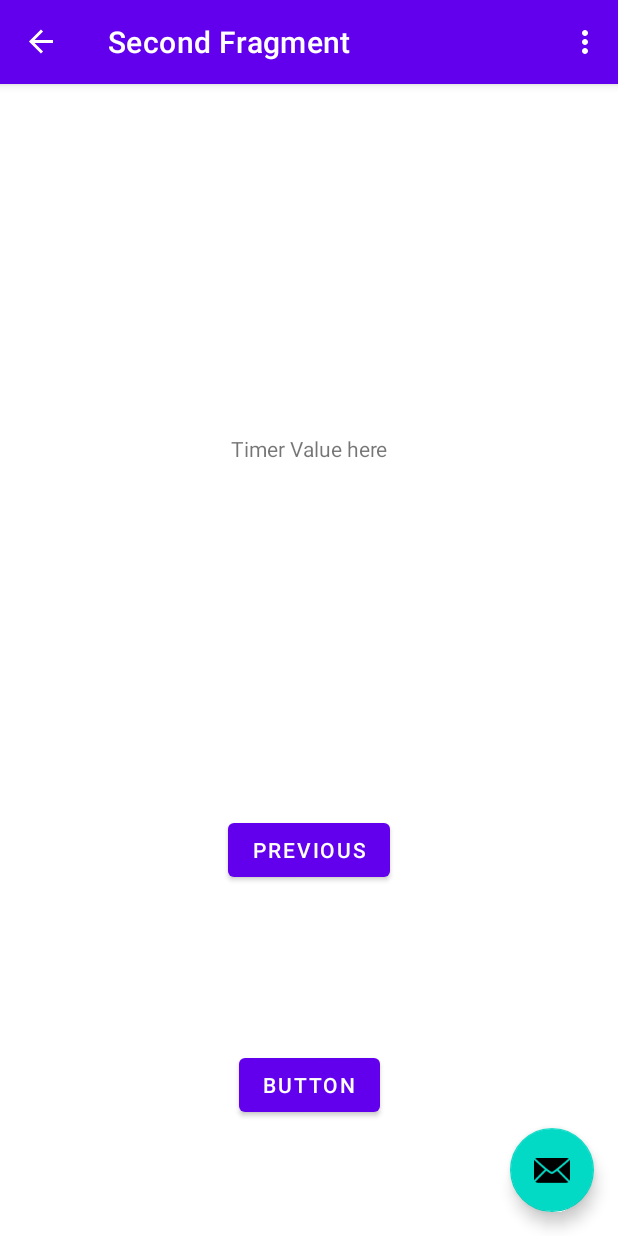
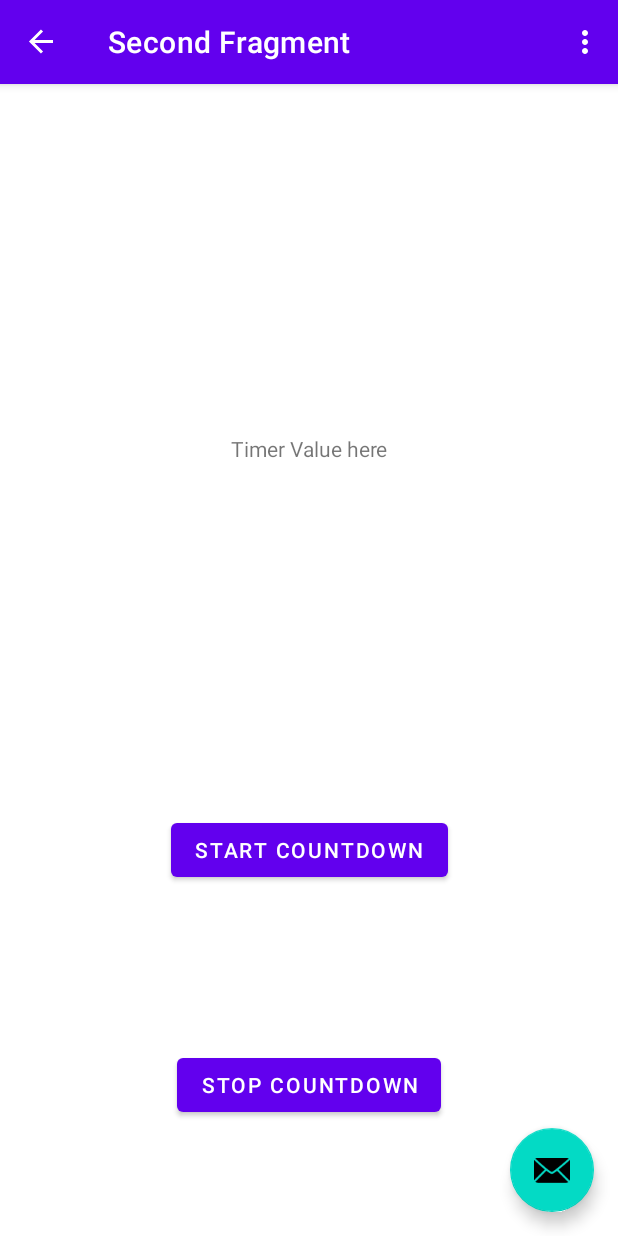
Before and after one commit to sagepawan/LivedataTests, an Android app: the SecondFragment screen opened through its navigation route, on a phone screen of 412 x 824 dp. Run offline under Robolectric (Android 15) with nearby library versions, the phone set to English and light mode, and no system bars; our stand-ins replace navigation-ui.

```diff
--- a/app/src/main/java/com/pawan/sage/viewmodeltest/FirstFragment.kt
+++ b/app/src/main/java/com/pawan/sage/viewmodeltest/FirstFragment.kt
@@ -21,7 +21,7 @@ class FirstFragment : Fragment() {
     // onDestroyView.
     private val binding get() = _binding!!
 
-    lateinit var viewModel:FirstFragmentViewModel
+    private lateinit var viewModel:FirstFragmentViewModel
 
     lateinit var count: String
 
--- a/app/src/main/java/com/pawan/sage/viewmodeltest/SecondFragment.kt
+++ b/app/src/main/java/com/pawan/sage/viewmodeltest/SecondFragment.kt
@@ -5,9 +5,13 @@ import androidx.fragment.app.Fragment
 import android.view.LayoutInflater
 import android.view.View
 import android.view.ViewGroup
+import android.widget.Toast
+import androidx.lifecycle.Observer
 import androidx.lifecycle.ViewModel
+import androidx.lifecycle.ViewModelProvider
 import androidx.navigation.fragment.findNavController
 import com.pawan.sage.viewmodeltest.databinding.FragmentSecondBinding
+import com.pawan.sage.viewmodeltest.viewmodel.SecondFragmentViewModel
 
 /**
  * A simple [Fragment] subclass as the second destination in the navigation.
@@ -20,7 +24,7 @@ class SecondFragment : Fragment() {
     // onDestroyView.
     private val binding get() = _binding!!
 
-    private lateinit var secondFragViewModel: ViewModel
+    private lateinit var secondFragViewModel: SecondFragmentViewModel
 
     override fun onCreateView(
         inflater: LayoutInflater, container: ViewGroup?,
@@ -28,6 +32,19 @@ class SecondFragment : Fragment() {
     ): View? {
 
         _binding = FragmentSecondBinding.inflate(inflater, container, false)
+
+        secondFragViewModel = ViewModelProvider(requireActivity()).get(SecondFragmentViewModel::class.java)
+
+        secondFragViewModel.seconds.observe(requireActivity(), Observer{
+            binding.textviewSecond.text = "Current countdown is ${it.toString()}"
+        })
+
+        secondFragViewModel.finished.observe(requireActivity(), Observer { finished ->
+            if(finished) {
+                Toast.makeText(requireContext(), "Count down finished!", Toast.LENGTH_LONG).show()
+            }
+        })
+
         return binding.root
 
     }
@@ -35,8 +52,13 @@ class SecondFragment : Fragment() {
     override fun onViewCreated(view: View, savedInstanceState: Bundle?) {
         super.onViewCreated(view, savedInstanceState)
 
-        binding.buttonSecond.setOnClickListener {
-            findNavController().navigate(R.id.action_SecondFragment_to_FirstFragment)
+        binding.buttonTimerStart.setOnClickListener {
+            //findNavController().navigate(R.id.action_SecondFragment_to_FirstFragment)
+            secondFragViewModel.startTimer()
+        }
+
+        binding.buttonTimerStop.setOnClickListener{
+            secondFragViewModel.stopTimer()
         }
     }
 
--- a/app/src/main/java/com/pawan/sage/viewmodeltest/viewmodel/SecondFragmentViewModel.kt
+++ b/app/src/main/java/com/pawan/sage/viewmodeltest/viewmodel/SecondFragmentViewModel.kt
@@ -1,6 +1,7 @@
 package com.pawan.sage.viewmodeltest.viewmodel
 
 import android.os.CountDownTimer
+import androidx.lifecycle.LiveData
 import androidx.lifecycle.MutableLiveData
 import androidx.lifecycle.ViewModel
 
@@ -8,17 +9,26 @@ class SecondFragmentViewModel: ViewModel() {
 
     private lateinit var timer: CountDownTimer
 
+    //private to view model
     private var _seconds = MutableLiveData<Int>()
+
+    private var _finished = MutableLiveData<Boolean>()
+
+    //for public access from observer class
+    val seconds: LiveData<Int> get() = _seconds
+
+    val finished: LiveData<Boolean> get() = _finished
 
     fun startTimer(){
         timer = object : CountDownTimer(10000, 1000){
             override fun onTick(millis: Long) {
                 var timeLeft = millis/1000      //convert to seconds
                 _seconds.value = timeLeft.toInt()   //update livedata
+                _finished.value = false
             }
 
             override fun onFinish() {
-
+                _finished.value = true
             }
 
         }.start()
--- a/app/src/main/res/layout/fragment_second.xml
+++ b/app/src/main/res/layout/fragment_second.xml
@@ -7,10 +7,10 @@
     tools:context=".SecondFragment">
 
     <Button
-        android:id="@+id/button_second"
+        android:id="@+id/button_timer_start"
         android:layout_width="wrap_content"
         android:layout_height="wrap_content"
-        android:text="@string/previous"
+        android:text="@string/start"
         app:layout_constraintBottom_toBottomOf="parent"
         app:layout_constraintEnd_toEndOf="parent"
         app:layout_constraintStart_toStartOf="parent"
@@ -21,20 +21,20 @@
         android:text="Timer Value here"
         android:layout_width="wrap_content"
         android:layout_height="wrap_content"
-        app:layout_constraintBottom_toTopOf="@id/button_second"
+        app:layout_constraintBottom_toTopOf="@id/button_timer_start"
         app:layout_constraintEnd_toEndOf="parent"
         app:layout_constraintStart_toStartOf="parent"
         app:layout_constraintTop_toTopOf="parent" />
 
 
     <Button
-        android:id="@+id/button"
+        android:id="@+id/button_timer_stop"
         android:layout_width="wrap_content"
         android:layout_height="wrap_content"
         android:layout_marginTop="32dp"
-        android:text="Button"
+        android:text="@string/stop"
         app:layout_constraintBottom_toBottomOf="parent"
         app:layout_constraintEnd_toEndOf="parent"
         app:layout_constraintStart_toStartOf="parent"
-        app:layout_constraintTop_toBottomOf="@+id/button_second" />
+        app:layout_constraintTop_toBottomOf="@+id/button_timer_start" />
 </androidx.constraintlayout.widget.ConstraintLayout>
--- a/app/src/main/res/values/strings.xml
+++ b/app/src/main/res/values/strings.xml
@@ -5,7 +5,8 @@
     <string name="first_fragment_label">First Fragment</string>
     <string name="second_fragment_label">Second Fragment</string>
     <string name="next">Add 1</string>
-    <string name="previous">Previous</string>
+    <string name="start">Start Countdown</string>
+    <string name="stop">Stop Countdown</string>
 
     <string name="hello_first_fragment">Current count is 0</string>
     <string name="hello_second_fragment">Hello second fragment. Arg: %1$s</string>
```
Also changed, not shown: app/build.gradle (+10 -1 lines), app/src/main/java/com/pawan/sage/viewmodeltest/ListViewFragment.kt (added, +32 -0 lines), app/src/main/java/com/pawan/sage/viewmodeltest/viewmodel/ListViewFragmentViewModel.kt (added, +7 -0 lines), app/src/main/res/layout/list_view_fragment.xml (added, +13 -0 lines).
